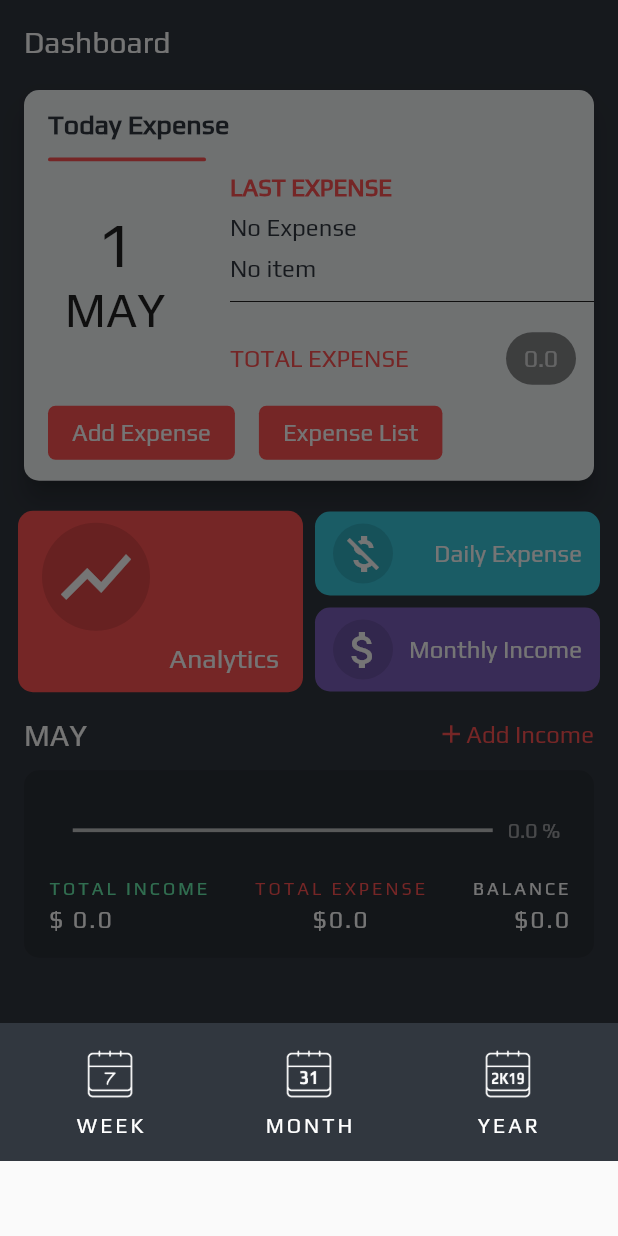
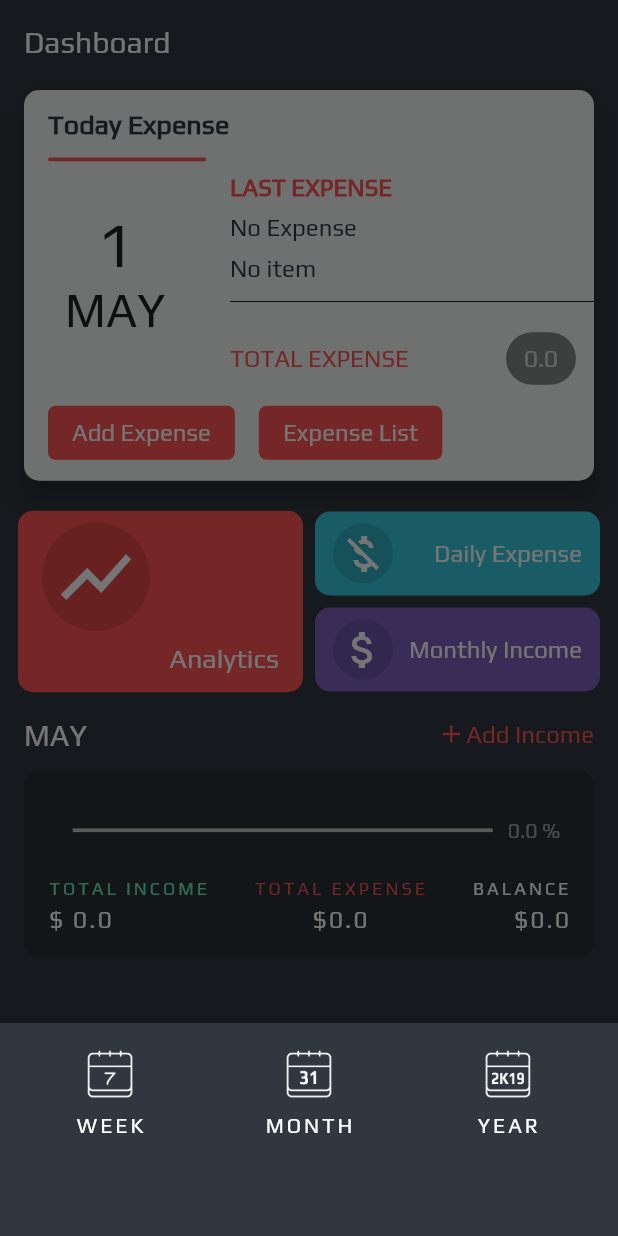
Before and after one commit to lmp95/mobile-expense, a Flutter app: the screen it shows after launch, after a tap on "Analytics", on a phone screen of 412 x 824 dp. Run offline on Flutter 3.47's test engine with Material 2 defaults, Android fonts, the phone set to English and light mode, and no system bars; drawn by our look-alikes of percent_indicator; our stand-ins replace charts_flutter, flutter_slidable, month_picker_dialog, sqflite; missing offline and left inert: date_range_picker, firebase_admob, flutter_calendar, flutter_picker; accounts and stored records are empty.

Commit message:
Layout changes and add space for admob

```diff
--- a/lib/Views/ExpenseHistory/history.dart
+++ b/lib/Views/ExpenseHistory/history.dart
@@ -208,7 +208,7 @@ class _HistoryState extends State<History> {
           body: SingleChildScrollView(
             child: Container(
               height: orientation == Orientation.portrait
-                  ? devHeight.longestSide - kToolbarHeight - 24.0 - 50.0
+                  ? devHeight.longestSide - kToolbarHeight - 24.0
                   : MediaQuery.of(context).size.longestSide / 1.4,
               child: Column(
                 mainAxisSize: MainAxisSize.min,
@@ -391,6 +391,7 @@ class _HistoryState extends State<History> {
                     ),
                   ),
                   Container(
+                      padding: EdgeInsets.only(bottom: 50.0),
                       color: Color(0xFF31373F),
                       child: FutureBuilder(
                         future: fetchExpense(_dateFormat.parse(selectedDate)),
--- a/lib/Views/LandingPage/landing_page.dart
+++ b/lib/Views/LandingPage/landing_page.dart
@@ -90,7 +90,7 @@ class _LandingPageState extends State<LandingPage> {
 
 MobileAdTargetingInfo targetInfo = MobileAdTargetingInfo(
   keywords: <String>['expense', 'expenager'],
-  contentUrl: 'https://flutter.io',
+  contentUrl: '',
   birthday: DateTime.now(),
   childDirected: false,
   designedForFamilies: false,
--- a/lib/Views/LandingPage/navigate_btns.dart
+++ b/lib/Views/LandingPage/navigate_btns.dart
@@ -24,8 +24,7 @@ class _NavigateBtnState extends State<NavigateBtn> {
             mainAxisSize: MainAxisSize.min,
             children: <Widget>[
               Container(
-                margin: EdgeInsets.only(bottom: 50.0),
-                padding: EdgeInsets.symmetric(horizontal: 8.0, vertical: 16.0),
+                padding: EdgeInsets.fromLTRB(8.0, 16.0, 8.0, 66.0),
                 color: Color(0xFF31373F),
                 child: Row(
                   mainAxisAlignment: MainAxisAlignment.spaceAround,
--- a/lib/Views/LandingPage/today_expense.dart
+++ b/lib/Views/LandingPage/today_expense.dart
@@ -48,7 +48,7 @@ class _TodayExpenseState extends State<TodayExpense> {
         context: context,
         builder: (builder) {
           return Container(
-            margin: EdgeInsets.only(bottom: 50.0),
+            padding: EdgeInsets.only(bottom: 50.0),
             decoration: BoxDecoration(
               borderRadius: BorderRadius.only(
                   topLeft: Radius.circular(20.0),
```
